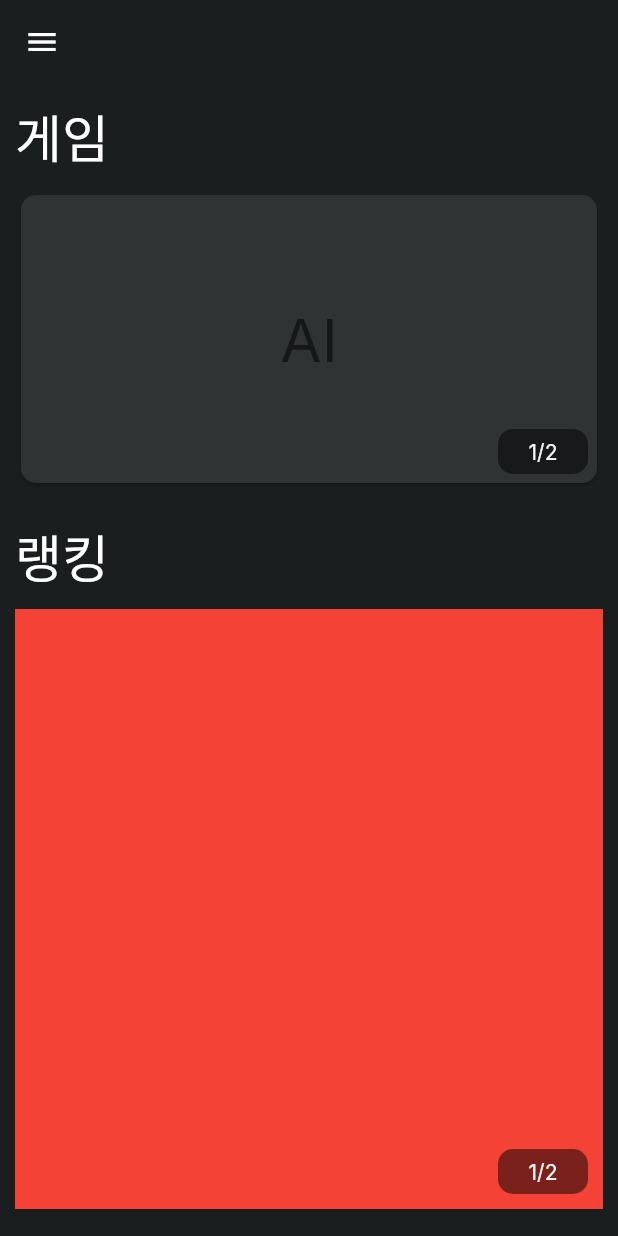
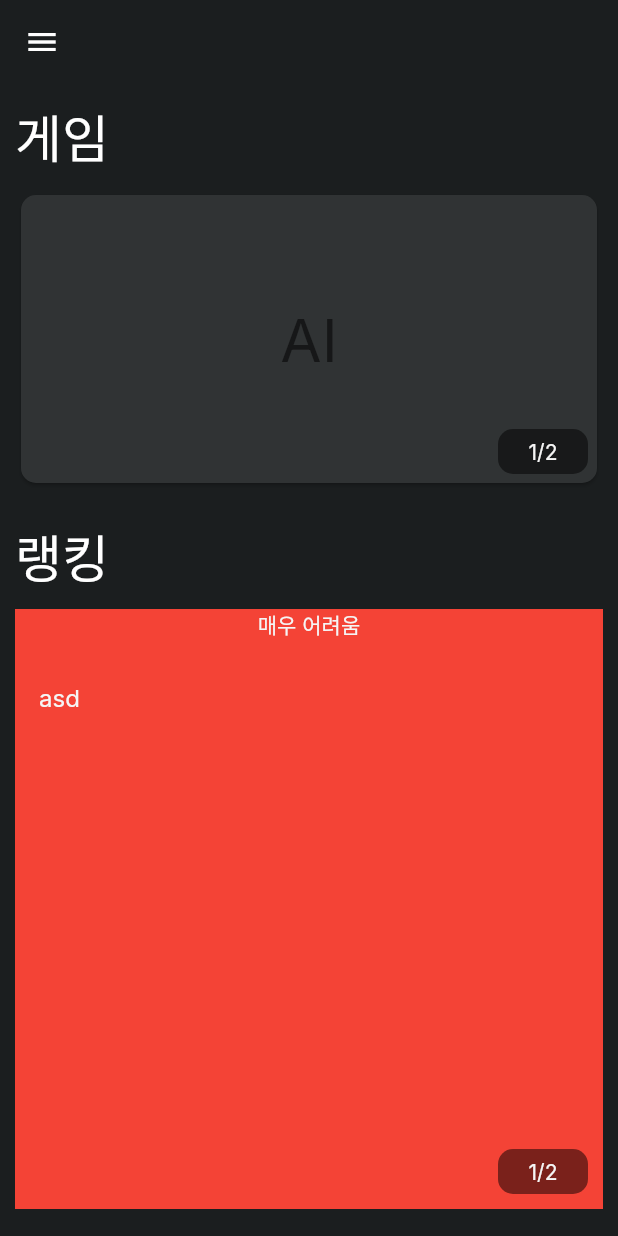
Before and after one commit to hjk1996/flutter--, a Flutter app: the HomeScreenView screen opened directly, on a phone screen of 412 x 824 dp. Run offline on Flutter 3.47's test engine with Material 2 defaults, Android fonts, the phone set to English and light mode, and no system bars; our stand-ins replace chat_bubbles, cloud_firestore, connectivity_plus, firebase_auth, firebase_core, firebase_storage and 6 more; missing offline and left inert: firebase_app_check; accounts and stored records are empty; generated files the repository leaves out were written again.

Commit message:
fetch rank info from server

```diff
--- a/lib/data/repository/storage_repo_impl.dart
+++ b/lib/data/repository/storage_repo_impl.dart
@@ -1,6 +1,7 @@
 import 'dart:io';
 
 import 'package:firebase_storage/firebase_storage.dart';
+import 'package:flutter/cupertino.dart';
 import 'package:text_project/data/data_source/storage_helper.dart';
 import 'package:text_project/domain/repository/storage_repo.dart';
 
@@ -23,4 +24,9 @@ class FirebaseStorageRepoImpl implements FirebaseStorageRepo {
   Future<void> deleteFile(String path) async {
     return _helper.deleteFile(path);
   }
+
+  @override
+  Future<Map<String, Image>> getUserPhotos(List<String> uids) async {
+    return _helper.getUserPhotos(uids);
+  }
 }
--- a/lib/domain/model/message.dart
+++ b/lib/domain/model/message.dart
@@ -16,8 +16,9 @@ class Message with _$Message {
     required String id,
     required MessageType messageType,
     required String content,
-    required int createdAt,
+    required DateTime createdAt,
   }) = _Message;
   factory Message.fromJson(Map<String, dynamic> json) =>
       _$MessageFromJson(json);
+
 }
--- /dev/null
+++ b/lib/domain/model/rank_board.dart
@@ -0,0 +1,14 @@
+import 'package:freezed_annotation/freezed_annotation.dart';
+import 'package:text_project/domain/model/ranker.dart';
+
+part 'rank_board.freezed.dart';
+
+@freezed
+class RankBoard with _$RankBoard {
+  factory RankBoard({
+    required List<Ranker> easyRankers,
+    required List<Ranker> normalRankers,
+    required List<Ranker> hardRankers,
+    required List<Ranker> impossibleRankers,
+  }) = _RankBoard;
+}
--- /dev/null
+++ b/lib/domain/model/ranker.dart
@@ -0,0 +1,15 @@
+import 'package:flutter/cupertino.dart';
+import 'package:freezed_annotation/freezed_annotation.dart';
+
+part 'ranker.freezed.dart';
+
+@freezed
+class Ranker with _$Ranker {
+  factory Ranker({
+    required String uid,
+    required String name,
+    required int rank,
+    required Image? photo,
+    required int wins,
+  }) = _Ranker;
+}
--- a/lib/domain/model/user_stat.dart
+++ b/lib/domain/model/user_stat.dart
@@ -6,6 +6,8 @@ part 'user_stat.g.dart';
 @freezed
 class UserStat with _$UserStat {
   factory UserStat({
+    required String uid,
+    required String name,
     required int gameCount,
     required int easyWinCount,
     required int normalWinCount,
--- a/lib/domain/repository/firestore_repo.dart
+++ b/lib/domain/repository/firestore_repo.dart
@@ -11,9 +11,10 @@ abstract class FirestoreRepo {
   Future<LastWord> getLastWordInfo(String lastWord);
   Future<String> getRandomNonKillerWord();
   Future<bool> checkWordExists(String word);
-  Future<void> sendGameLog(Map<String, dynamic> log);
-  Future<void> updateUserInfoAfterGame(Map<String, dynamic> log);
+  Future<void> sendGameLog(GameLog log);
+  Future<void> updateUserStatAfterGame(GameLog log);
   Future<void> sendFeedback(String title, String content);
   Future<List<GameLog>> fetchUserGameLogs(int limit);
   Future<UserStat?> fetchUserStat();
+  Future<Map<String, List<UserStat>>> fetchTop10UserStats();
 }
--- a/lib/domain/repository/storage_repo.dart
+++ b/lib/domain/repository/storage_repo.dart
@@ -1,7 +1,10 @@
 import 'dart:io';
+
+import 'package:flutter/material.dart';
 
 abstract class FirebaseStorageRepo {
   Future<String> uploadFile(String path, File file);
   Future<String> getDownloadUrl(String path);
   Future<void> deleteFile(String path);
+  Future<Map<String, Image>> getUserPhotos(List<String> uids);
 }
--- a/lib/main.dart
+++ b/lib/main.dart
@@ -34,7 +34,11 @@ void main() async {
             repo: GetIt.instance<FirebaseStorageRepo>(),
           ),
         ),
-        ChangeNotifierProvider(create: (context) => HomeScreenViewModel()),
+        ChangeNotifierProvider(
+            create: (context) => HomeScreenViewModel(
+                  firestoreRepo: GetIt.instance<FirestoreRepo>(),
+                  firebaseStorageRepo: GetIt.instance<FirebaseStorageRepo>(),
+                )),
         ChangeNotifierProvider(create: (context) => NoteScreenViewModel()),
         ChangeNotifierProvider(
           create: (context) => GameScreenViewModel(
--- a/lib/presentation/game_screen/components/app_bar.dart
+++ b/lib/presentation/game_screen/components/app_bar.dart
@@ -105,7 +105,7 @@ class _GameScreenAppBarState extends State<GameScreenAppBar>
                         id: FirebaseAuth.instance.currentUser!.uid,
                         messageType: MessageType.giveUp,
                         content: '',
-                        createdAt: DateTime.now().microsecondsSinceEpoch,
+                        createdAt: DateTime.now(),
                       ),
                     );
                     viewModel.endGame();
--- a/lib/presentation/home_screen/components/rank_board.dart
+++ /dev/null
@@ -1,63 +0,0 @@
-import 'package:flutter/cupertino.dart';
-import 'package:flutter/material.dart';
-import 'package:flutter/src/widgets/container.dart';
-import 'package:flutter/src/widgets/framework.dart';
-
-class RankBoard extends StatefulWidget {
-  const RankBoard({super.key});
-
-  @override
-  State<RankBoard> createState() => _RankBoardState();
-}
-
-class _RankBoardState extends State<RankBoard> {
-  final _pageController = PageController();
-  int _currentPage = 0;
-
-  @override
-  Widget build(BuildContext context) {
-    return SizedBox(
-      width: double.infinity,
-      height: 400,
-      child: Stack(
-        children: [
-          PageView(
-            controller: _pageController,
-            onPageChanged: (value) {
-              setState(() {
-                _currentPage = value;
-              });
-            },
-            children: [
-              Container(
-                width: double.infinity,
-                height: 400,
-                color: Colors.red,
-              ),
-              Container(
-                width: double.infinity,
-                height: 400,
-                color: Colors.blue,
-              ),
-            ],
-          ),
-          Positioned(
-            bottom: 10,
-            right: 10,
-            child: ClipRRect(
-              borderRadius: BorderRadius.circular(10),
-              child: Container(
-                width: 60,
-                height: 30,
-                color: Colors.black.withOpacity(0.5),
-                child: Center(
-                  child: Text("${_currentPage + 1}/2"),
-                ),
-              ),
-            ),
-          )
-        ],
-      ),
-    );
-  }
-}
--- /dev/null
+++ b/lib/presentation/home_screen/components/rank_board_view.dart
@@ -0,0 +1,100 @@
+import 'package:flutter/cupertino.dart';
+import 'package:flutter/material.dart';
+import 'package:flutter/src/widgets/container.dart';
+import 'package:flutter/src/widgets/framework.dart';
+import 'package:text_project/domain/model/rank_board.dart';
+import 'package:text_project/presentation/home_screen/home_screen_view_model.dart';
+import 'package:provider/provider.dart';
+
+//TODO: 구현하기
+class RankBoardView extends StatefulWidget {
+  const RankBoardView({super.key});
+
+  @override
+  State<RankBoardView> createState() => _RankBoardViewState();
+}
+
+class _RankBoardViewState extends State<RankBoardView> {
+  final _pageController = PageController();
+  int _currentPage = 0;
+
+  @override
+  Widget build(BuildContext context) {
+    return FutureBuilder<RankBoard>(
+      future: context.read<HomeScreenViewModel>().fetchRankBoard(),
+      builder: (context, snapshot) {
+        if (snapshot.connectionState == ConnectionState.waiting) {
+          return Container(
+            height: 400,
+            child: const Center(
+              child: CircularProgressIndicator(),
+            ),
+          );
+        }
+        if (snapshot.hasError) {
+          return const Center(
+            child: Text("에러가 발생했습니다."),
+          );
+        }
+        return SizedBox(
+          width: double.infinity,
+          height: 400,
+          child: Stack(
+            children: [
+              PageView(
+                controller: _pageController,
+                onPageChanged: (value) {
+                  setState(() {
+                    _currentPage = value;
+                  });
+                },
+                children: [
+                  Container(
+                    width: double.infinity,
+                    height: 400,
+                    color: Colors.red,
+                    child: Column(children: [
+                      const Text("매우 어려움"),
+                      SizedBox(
+                        height: 10,
+                      ),
+                      Expanded(
+                        child: Column(
+                          children: [
+                            ListTile(
+                              title: Text('asd'),
+                            )
+                          ],
+                        ),
+                      )
+                    ]),
+                  ),
+                  Container(
+                    width: double.infinity,
+                    height: 400,
+                    color: Colors.blue,
+                  ),
+                ],
+              ),
+              Positioned(
+                bottom: 10,
+                right: 10,
+                child: ClipRRect(
+                  borderRadius: BorderRadius.circular(10),
+                  child: Container(
+                    width: 60,
+                    height: 30,
+                    color: Colors.black.withOpacity(0.5),
+                    child: Center(
+                      child: Text("${_currentPage + 1}/2"),
+                    ),
+                  ),
+                ),
+              )
+            ],
+          ),
+        );
+      },
+    );
+  }
+}
--- a/lib/presentation/home_screen/home_screen_view.dart
+++ b/lib/presentation/home_screen/home_screen_view.dart
@@ -10,7 +10,7 @@ import 'package:text_project/presentation/common/yes_or_no_dialog.dart';
 import 'package:text_project/presentation/game_screen/game_screen_view.dart';
 import 'package:text_project/presentation/home_screen/components/drawer.dart';
 import 'package:text_project/presentation/home_screen/components/game_menu.dart';
-import 'package:text_project/presentation/home_screen/components/rank_board.dart';
+import 'package:text_project/presentation/home_screen/components/rank_board_view.dart';
 import 'package:text_project/presentation/home_screen/home_screen_event.dart';
 import 'package:text_project/presentation/home_screen/home_screen_view_model.dart';
 import 'package:text_project/presentation/initial_screen/initial_screen_view.dart';
@@ -128,7 +128,7 @@ class _HomeScreenViewState extends State<HomeScreenView> {
                     ),
               ),
               const SizedBox(height: 10),
-              const RankBoard()
+              const RankBoardView()
             ],
           ),
         ),
```
Also changed, not shown: lib/data/data_source/firestore_helper.dart (+47 -12 lines), lib/data/data_source/storage_helper.dart (+14 -0 lines), lib/data/repository/firestore_repo_impl.dart (+7 -3 lines), lib/domain/model/game_log.dart (+7 -6 lines), lib/presentation/game_screen/bl/referee.dart (+25 -11 lines), lib/presentation/game_screen/bl/robot_player.dart (+5 -5 lines), lib/presentation/game_screen/game_screen_view_model.dart (+6 -2 lines), lib/presentation/home_screen/home_screen_view_model.dart (+93 -0 lines), lib/domain/model/game_log.g.dart, lib/domain/model/message.freezed.dart, lib/domain/model/message.g.dart, lib/domain/model/rank_board.freezed.dart (added), lib/domain/model/ranker.freezed.dart (added), lib/domain/model/user_stat.freezed.dart, 1 more files.
